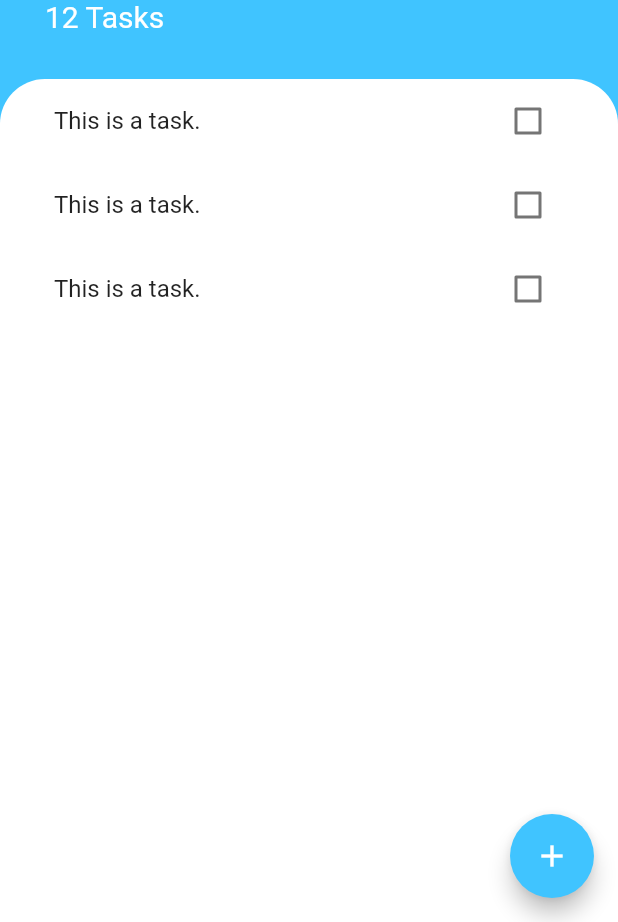
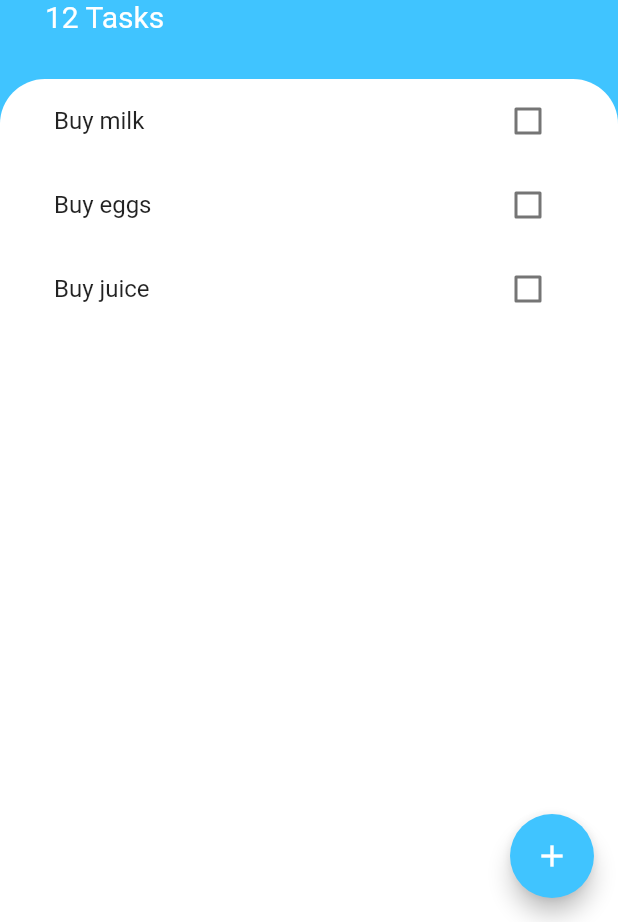
Before and after one commit to anu-rock/appbrewery-flutter-todoey, a Flutter app: the screen it shows after launch, on a phone screen of 412 x 824 dp, the part 314-1236 px from its top. Run offline on Flutter 3.47's test engine with Material 2 defaults, Android fonts, the phone set to English and light mode, and no system bars.

Commit message:
Lift TaskTile's state up into TaskList
* Convert TaskTile into a stateless widget

* Merge TaskTile and TaskCheckbox widgets

* Convert TaskList into a stateful widget

* Add `tasks` state to TaskList

* Use ListView builder to show task tiles

```diff
--- a/lib/widgets/task_checkbox.dart
+++ /dev/null
@@ -1,17 +0,0 @@
-import 'package:flutter/material.dart';
-
-class TaskCheckbox extends StatelessWidget {
-  final bool checkboxState;
-  final Function onChanged;
-
-  TaskCheckbox({this.checkboxState, this.onChanged});
-
-  @override
-  Widget build(BuildContext context) {
-    return Checkbox(
-      value: this.checkboxState,
-      activeColor: Colors.lightBlueAccent,
-      onChanged: this.onChanged,
-    );
-  }
-}
--- a/lib/widgets/task_list.dart
+++ b/lib/widgets/task_list.dart
@@ -1,15 +1,41 @@
 import 'package:flutter/material.dart';
+import 'package:todoey/models/task.dart';
 import 'task_tile.dart';
 
-class TaskList extends StatelessWidget {
+class TaskList extends StatefulWidget {
+  @override
+  _TaskListState createState() => _TaskListState();
+}
+
+class _TaskListState extends State<TaskList> {
+  List<Task> tasks = [];
+
+  @override
+  void initState() {
+    super.initState();
+
+    this.tasks = [
+      Task(name: 'Buy milk'),
+      Task(name: 'Buy eggs'),
+      Task(name: 'Buy juice'),
+    ];
+  }
+
   @override
   Widget build(BuildContext context) {
-    return ListView(
-      children: <Widget>[
-        TaskTile(),
-        TaskTile(),
-        TaskTile(),
-      ],
+    return ListView.builder(
+      itemBuilder: (context, index) {
+        return TaskTile(
+          title: this.tasks[index].name,
+          isChecked: this.tasks[index].isDone,
+          onChanged: (value) {
+            this.setState(() {
+              this.tasks[index].toggleDone();
+            });
+          },
+        );
+      },
+      itemCount: this.tasks.length,
     );
   }
 }
--- a/lib/widgets/task_tile.dart
+++ b/lib/widgets/task_tile.dart
@@ -1,31 +1,26 @@
 import 'package:flutter/material.dart';
-import 'task_checkbox.dart';
 
-class TaskTile extends StatefulWidget {
-  @override
-  _TaskTileState createState() => _TaskTileState();
-}
+class TaskTile extends StatelessWidget {
+  final String title;
+  final bool isChecked;
+  final Function onChanged;
 
-class _TaskTileState extends State<TaskTile> {
-  bool isChecked = false;
+  TaskTile({this.title, this.isChecked, this.onChanged});
 
   @override
   Widget build(BuildContext context) {
     return ListTile(
       title: Text(
-        'This is a task.',
+        this.title,
         style: TextStyle(
           decoration:
               this.isChecked ? TextDecoration.lineThrough : TextDecoration.none,
         ),
       ),
-      trailing: TaskCheckbox(
-        checkboxState: this.isChecked,
-        onChanged: (checkboxValue) {
-          this.setState(() {
-            this.isChecked = checkboxValue;
-          });
-        },
+      trailing: Checkbox(
+        value: this.isChecked,
+        activeColor: Colors.lightBlueAccent,
+        onChanged: this.onChanged,
       ),
     );
   }
```
